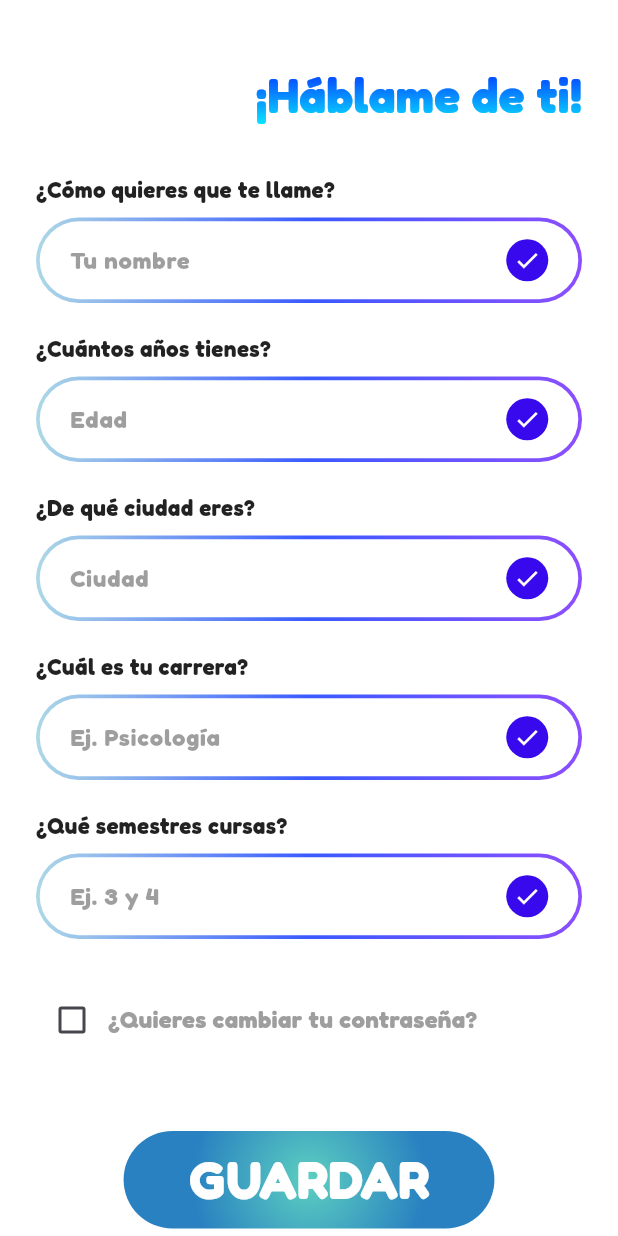
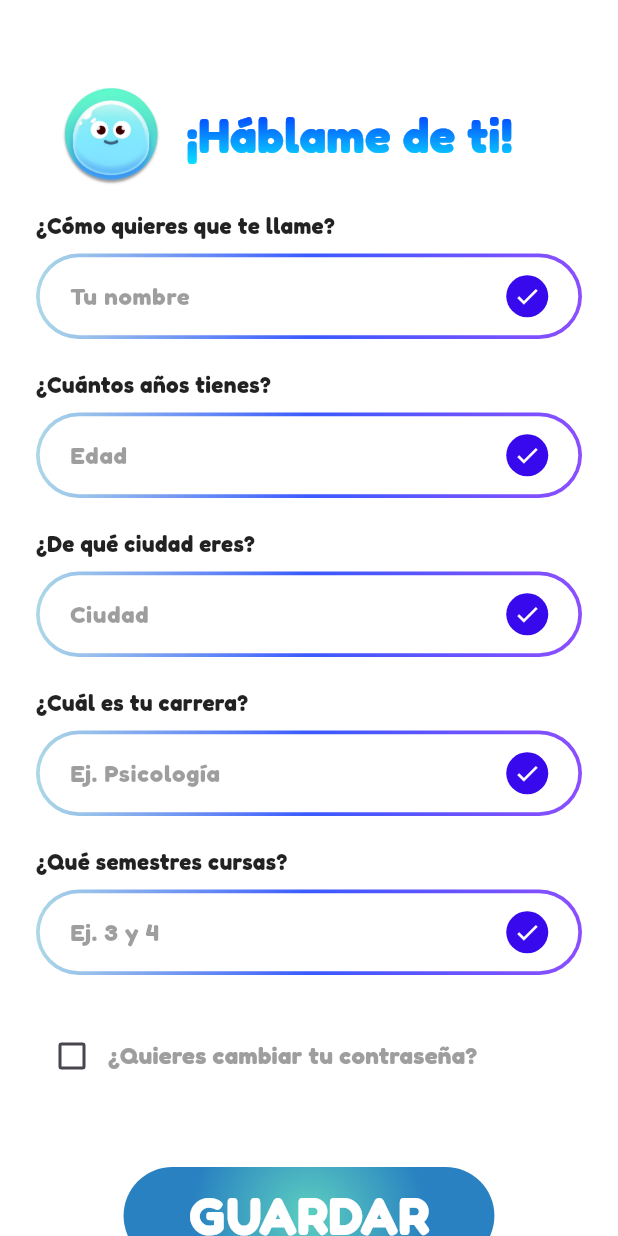
Before and after one commit to sheydazz/RESTAPP, a Flutter app: the RegisterScreen screen opened by its route, on a phone screen of 412 x 824 dp. Run offline on Flutter 3.47's test engine with Material 3 defaults, Android fonts, the phone set to English and light mode, and no system bars; our stand-ins replace google_fonts.

Commit message:
register_screen.dart COMPLETADA (100%) Añadí imagen de REST

```diff
--- a/lib/features/intro_auth/screens/register_screen.dart
+++ b/lib/features/intro_auth/screens/register_screen.dart
@@ -23,9 +23,23 @@ class _RegisterScreenState extends State<RegisterScreen> {
             children: [
               const SizedBox(height: 20),
 
-              // Título con degradado y alineado a la derecha
-              Align(
-                alignment: Alignment.centerRight,
+              // Imagen + Título en una fila
+              Row(
+                crossAxisAlignment: CrossAxisAlignment.center,
+                children: [
+                  Container(
+                    width: 100,
+                    height: 100,
+                    decoration: BoxDecoration(
+                      borderRadius: BorderRadius.circular(12),
+                      image: const DecorationImage(
+                        image: AssetImage('assets/images/normalrest.jpg'),
+                        fit: BoxFit.cover,
+                      ),
+                    ),
+                  ),
+
+                  Expanded(
                     child: ShaderMask(
                       shaderCallback: (bounds) => const LinearGradient(
                         begin: Alignment.topCenter,
@@ -45,8 +59,8 @@ class _RegisterScreenState extends State<RegisterScreen> {
                       ),
                     ),
                   ),
-
-              const SizedBox(height: 30),
+                ],
+              ),
 
               _buildInputField(label: '¿Cómo quieres que te llame?', hint: 'Tu nombre'),
               const SizedBox(height: 20),
@@ -60,7 +74,6 @@ class _RegisterScreenState extends State<RegisterScreen> {
 
               const SizedBox(height: 30),
 
-              // Checkbox + texto dinámico
               Row(
                 children: [
                   Checkbox(
@@ -116,7 +129,6 @@ class _RegisterScreenState extends State<RegisterScreen> {
     );
   }
 
-  /// Campo de texto con borde degradado e ícono de check
   Widget _buildInputField({
     required String label,
     required String hint,
@@ -197,7 +209,6 @@ class _RegisterScreenState extends State<RegisterScreen> {
     );
   }
 
-  /// Botón GUARDAR con fondo radial igual al de UNIRME
   Widget _buildRadialButton({
     required String text,
     required VoidCallback onPressed,
```
Lines whose indentation alone changed are shown as unchanged.
